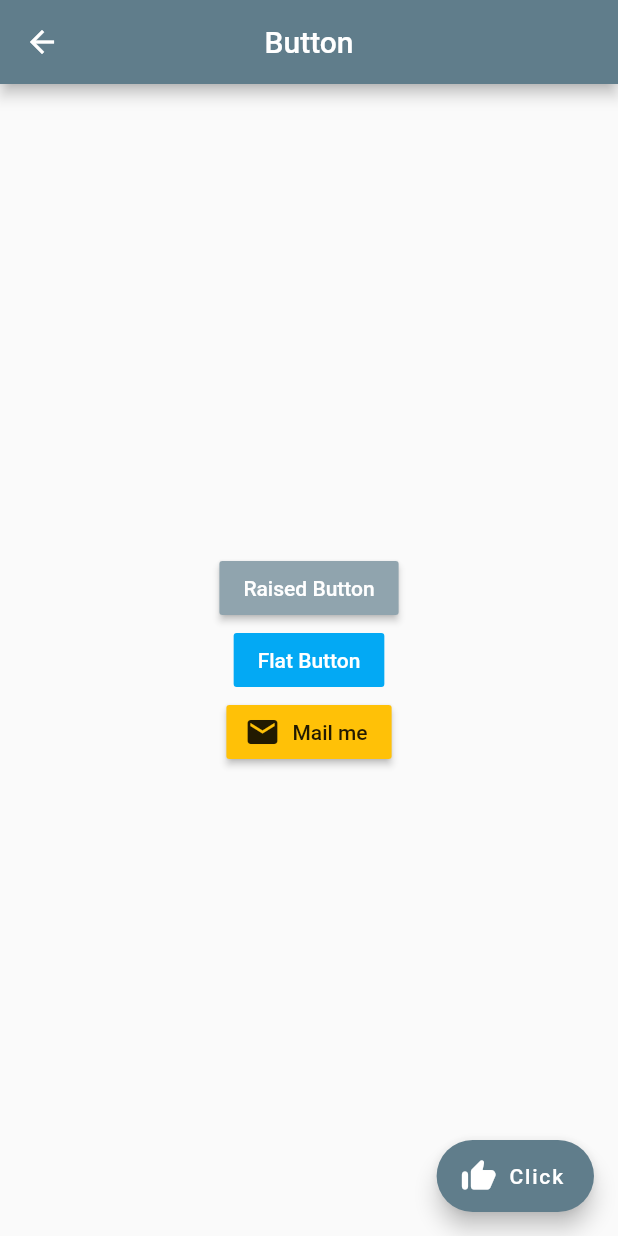
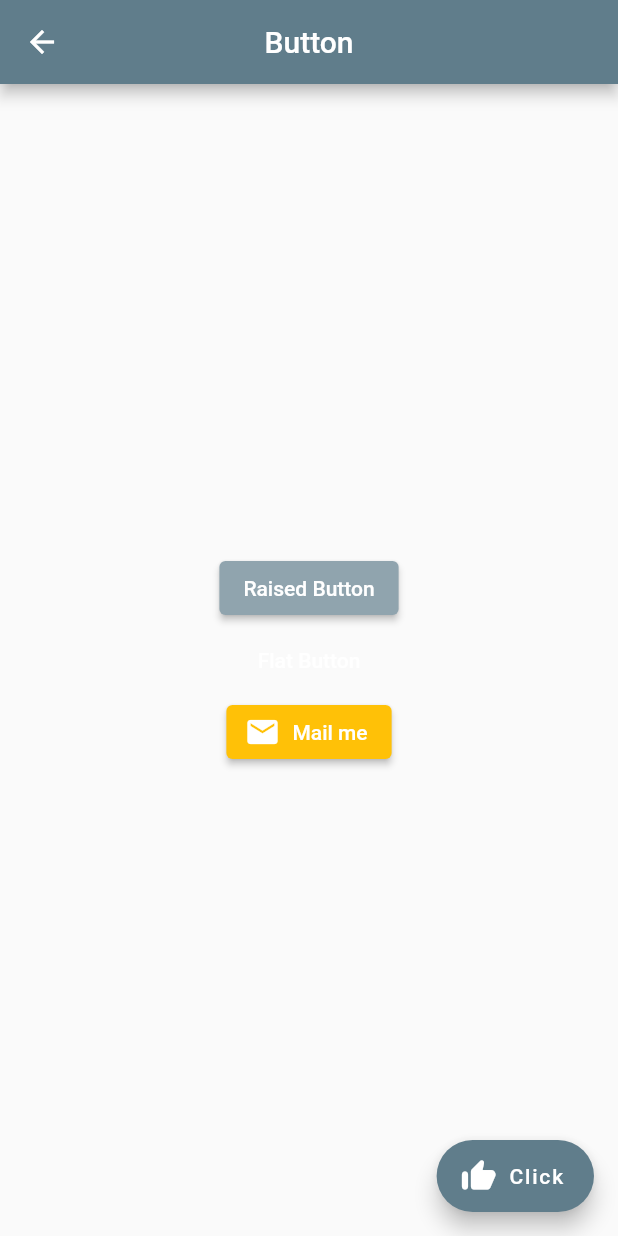
Before and after one commit to ajithraahav/flutter_widgets, a Flutter app: the screen it shows after launch, after a tap on "Button", on a phone screen of 412 x 824 dp. Run offline on Flutter 3.47's test engine with Material 2 defaults, Android fonts, the phone set to English and light mode, and no system bars; network calls fail.

Commit message:
sep-12-2022

```diff
--- a/lib/button.dart
+++ b/lib/button.dart
@@ -16,33 +16,35 @@ class dButton extends StatelessWidget {
         child: Column(
           mainAxisAlignment: MainAxisAlignment.center,
           children:[
-            RaisedButton(                             //Button with box shadow  - remove const from center
+            ElevatedButton(                             //Button with box shadow  - remove const from center
               onPressed: () {  },
-              color: Colors.blueGrey[300],
-              child: const Text('Raised Button',
-                style: TextStyle(
-                color: Colors.white
-                ),
-              ),
+              style: ElevatedButton.styleFrom(
+                    primary: Colors.blueGrey[300], // background
+                    onPrimary: Colors.white, // foreground
+                  ),
+              child: const Text('Raised Button'),
             ),
-            FlatButton(                                 //Button without box shadow - remove const from center
+            TextButton(                                 //Button without box shadow - remove const from center
               onPressed: () {
                 print(' click meeeee');
               },
-              color: Colors.lightBlue,
+              style: TextButton.styleFrom(foregroundColor: Colors.red),
               child: const Text('Flat Button',
                 style: TextStyle(
                 color: Colors.white
                 ),
               ),
             ),
-            RaisedButton.icon(                          //Icon inside button - remove const from center
+            ElevatedButton.icon(                          //Icon inside button - remove const from center
               onPressed: () { },
+              style: ElevatedButton.styleFrom(
+                    primary: Colors.amber, // background
+                    onPrimary: Colors.white, // foreground
+                  ),
               icon: const Icon(
                 Icons.mail
               ),
               label: const Text('Mail me'),
-              color: Colors.amber,
               ),
         ]),
       ),
--- a/lib/main.dart
+++ b/lib/main.dart
@@ -13,6 +13,7 @@ import 'expanded.dart' as d_expanded;
 import 'overflow.dart' as d_textoverflow;
 import 'safearea.dart' as d_safearea;
 import './scrollview.dart' as d_scrollview;
+
 void main() => runApp(MaterialApp(
   debugShowCheckedModeBanner: false,
   home: Home()
@@ -26,6 +27,8 @@ void main() => runApp(MaterialApp(
 ));
 
 class Home extends StatelessWidget {
+  // get ElevatedButton => null;
+
   @override
   Widget build(BuildContext context) {
     return  Scaffold(
@@ -45,110 +48,143 @@ class Home extends StatelessWidget {
                 Container(
                   padding: EdgeInsets.all(4),
                   child:
-                    RaisedButton.icon(
+                    ElevatedButton.icon(
+                    style: ElevatedButton.styleFrom(
+                        primary: Colors.blue[100], // background
+                        onPrimary: Colors.white, // foreground
+                  ),
                     onPressed:() => Navigator.push(context, MaterialPageRoute(builder: (context) => const d_text.dText())),
                     icon: Icon(Icons.radar),
-                    padding: EdgeInsets.symmetric(horizontal:17, vertical: 12),
                     label: Text('Text Styles'),
-                    color: Colors.blue[100]),
+                    ),
                 ),
                 Container(
                   padding: EdgeInsets.all(4),
                   child:
-                    RaisedButton.icon(
+                    ElevatedButton.icon(
+                    style: ElevatedButton.styleFrom(
+                        primary: Colors.blue[100], // background
+                        onPrimary: Colors.white, // foreground
+                  ),
                     onPressed:() => Navigator.push(context, MaterialPageRoute(builder: (context) => const d_images.dImages())),
                     icon: Icon(Icons.radar),
-                    padding: EdgeInsets.symmetric(horizontal:17, vertical: 12),
                     label: Text('Images'),
-                    color: Colors.blue[100]),
+                    ),
                 ),Container(
                   padding: EdgeInsets.all(4),
                   child:
-                    RaisedButton.icon(
+                    ElevatedButton.icon(
+                    style: ElevatedButton.styleFrom(
+                        primary: Colors.blue[100], // background
+                        onPrimary: Colors.white, // foreground
+                  ),
                     onPressed:() => Navigator.push(context, MaterialPageRoute(builder: (context) => const d_icon.dIcon())),
                     icon: Icon(Icons.radar),
-                    padding: EdgeInsets.symmetric(horizontal:17, vertical: 12),
                     label: Text('Icon'),
-                    color: Colors.blue[100]),
+                    ),
                 ),
                 Container(
                   padding: EdgeInsets.all(4),
                   child:
-                    RaisedButton.icon(
+                    ElevatedButton.icon(
+                    style: ElevatedButton.styleFrom(
+                        primary: Colors.blue[100], // background
+                        onPrimary: Colors.white, // foreground
+                  ),
                     onPressed:() => Navigator.push(context, MaterialPageRoute(builder: (context) => const d_button.dButton())),
                     icon: Icon(Icons.radar),
-                    padding: EdgeInsets.symmetric(horizontal:17, vertical: 12),
                     label: Text('Button'),
-                    color: Colors.blue[100]),
+                    ),
                 ),
                 Container(
                   padding: EdgeInsets.all(4),
                   child:
-                    RaisedButton.icon(
+                    ElevatedButton.icon(
+                    style: ElevatedButton.styleFrom(
+                        primary: Colors.blue[100], // background
+                        onPrimary: Colors.white, // foreground
+                  ),
                     onPressed:() => Navigator.push(context, MaterialPageRoute(builder: (context) => const d_container.dContainer())),
                     icon: Icon(Icons.radar),
-                    padding: EdgeInsets.symmetric(horizontal:17, vertical: 12),
                     label: Text('Container&Padding'),
-                    color: Colors.blue[100]),
+                    ),
                 ),Container(
                   padding: EdgeInsets.all(4),
                   child:
-                    RaisedButton.icon(
+                    ElevatedButton.icon(
+                    style: ElevatedButton.styleFrom(
+                        primary: Colors.blue[100], // background
+                        onPrimary: Colors.white, // foreground
+                  ),
                     onPressed:() => Navigator.push(context, MaterialPageRoute(builder: (context) => const d_row.dRow())),
                     icon: Icon(Icons.radar),
-                    padding: EdgeInsets.symmetric(horizontal:17, vertical: 12),
                     label: Text('Row'),
-                    color: Colors.blue[100]),
+                    ),
                 ),
                 Container(
                   padding: EdgeInsets.all(4),
                   child:
-                    RaisedButton.icon(
+                    ElevatedButton.icon(
+                    style: ElevatedButton.styleFrom(
+                        primary: Colors.blue[100], // background
+                        onPrimary: Colors.white, // foreground
+                  ),
                     onPressed:() => Navigator.push(context, MaterialPageRoute(builder: (context) => const d_column.dColumn())),
                     icon: Icon(Icons.radar),
-                    padding: EdgeInsets.symmetric(horizontal:17, vertical: 12),
                     label: Text('Column'),
-                    color: Colors.blue[100]),
+                    ),
                 ),
                 Container(
                   padding: EdgeInsets.all(4),
                   child:
-                    RaisedButton.icon(
+                    ElevatedButton.icon(
+                    style: ElevatedButton.styleFrom(
+                        primary: Colors.blue[100], // background
+                        onPrimary: Colors.white, // foreground
+                  ),
                     onPressed:() => Navigator.push(context, MaterialPageRoute(builder: (context) => const d_expanded.d_expanded())),
                     icon: Icon(Icons.radar),
-                    padding: EdgeInsets.symmetric(horizontal:17, vertical: 12),
                     label: Text('Expanded'),
-                    color: Colors.blue[100]),
+                    ),
                 ),
                 Container(
                   padding: EdgeInsets.all(4),
                   child:
-                    RaisedButton.icon(
+                    ElevatedButton.icon(
+                    style: ElevatedButton.styleFrom(
+                        primary: Colors.blue[100], // background
+                        onPrimary: Colors.white, // foreground
+                  ),
                     onPressed:() => Navigator.push(context, MaterialPageRoute(builder: (context) => const d_textoverflow.dTextOverFlow())),
                     icon: Icon(Icons.radar),
-                    padding: EdgeInsets.symmetric(horizontal:17, vertical: 12),
                     label: Text('Text Overflow'),
-                    color: Colors.blue[100]),
+                    ),
                 ),
                 Container(
                   padding: EdgeInsets.all(4),
                   child:
-                    RaisedButton.icon(
+                    ElevatedButton.icon(
+                    style: ElevatedButton.styleFrom(
+                        primary: Colors.blue[100], // background
+                        onPrimary: Colors.white, // foreground
+                  ),
                     onPressed:() => Navigator.push(context, MaterialPageRoute(builder: (context) => const d_safearea.dSafeArea())),
                     icon: Icon(Icons.radar),
-                    padding: EdgeInsets.symmetric(horizontal:17, vertical: 12),
                     label: Text('SafeArea'),
-                    color: Colors.blue[100]),
+                    ),
                 ),
                 Container(
                   padding: EdgeInsets.all(4),
                   child:
-                    RaisedButton.icon(
+                    ElevatedButton.icon(
+                    style: ElevatedButton.styleFrom(
+                        primary: Colors.blue[100], // background
+                        onPrimary: Colors.white, // foreground
+                  ),
                     onPressed:() => Navigator.push(context, MaterialPageRoute(builder: (context) => const d_scrollview.dScrollView())),
                     icon: Icon(Icons.radar),
-                    padding: EdgeInsets.symmetric(horizontal:17, vertical: 12),
                     label: Text('Scroll View'),
-                    color: Colors.blue[100]),
+                    ),
                 ),
               ],
             ),
--- a/pubspec.yaml
+++ b/pubspec.yaml
@@ -18,7 +18,7 @@ publish_to: 'none' # Remove this line if you wish to publish to pub.dev
 version: 1.0.0+1
 
 environment:
-  sdk: ">=2.17.6 <3.0.0"
+  sdk: ">=2.17.6 <2.17.7"
 
 # Dependencies specify other packages that your package needs in order to work.
 # To automatically upgrade your package dependencies to the latest versions
```
Also changed, not shown: lib/row.dart (+15 -6 lines), lib/safearea.dart (+7 -4 lines), lib/unsafearea.dart (+6 -3 lines), pubspec.lock.
